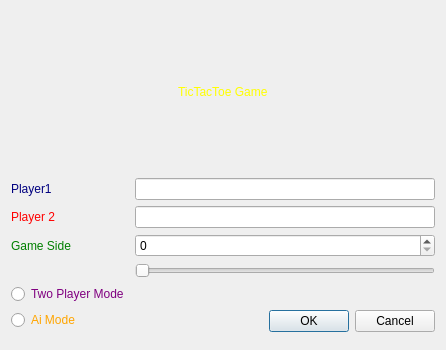
Before: the Qt Designer form src/gameconfig.ui in RikiTheGreat/tic_tac_toe, drawn with Qt 5.
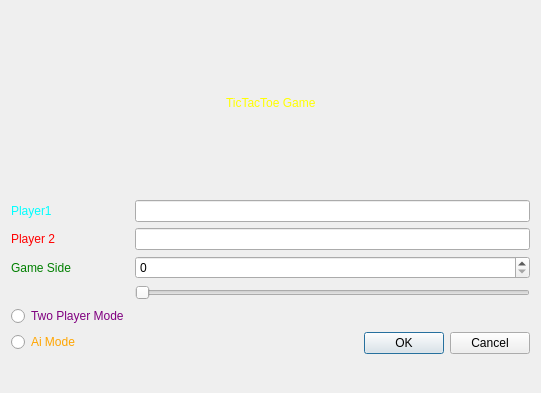
After: the same form once the commit is applied.

The edit to the form file:
```diff
--- a/src/gameconfig.ui
+++ b/src/gameconfig.ui
@@ -6,8 +6,8 @@
    <rect>
     <x>0</x>
     <y>0</y>
-    <width>446</width>
-    <height>350</height>
+    <width>541</width>
+    <height>393</height>
    </rect>
   </property>
   <property name="windowTitle">
@@ -86,7 +86,7 @@
      <item row="2" column="0">
       <widget class="QLabel" name="label">
        <property name="styleSheet">
-        <string notr="true">color:rgb(0, 0, 127);
+        <string notr="true">color:rgb(0, 255, 255);
 font: 15pt &quot;Noto Sans&quot;;</string>
        </property>
        <property name="text">
```
